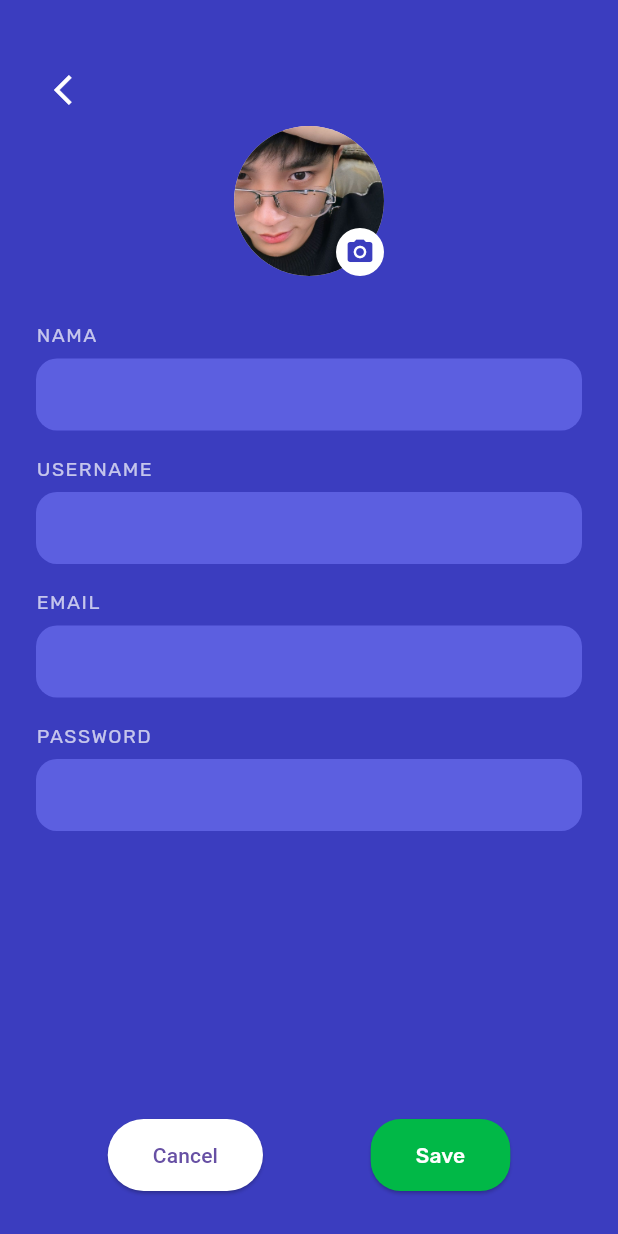
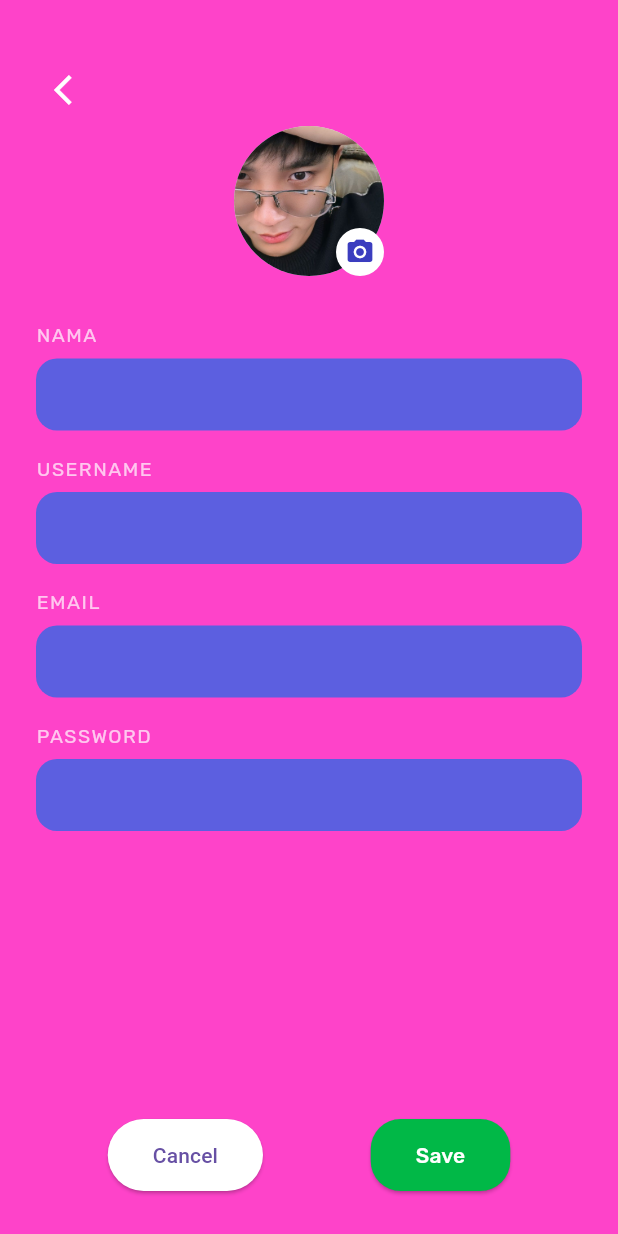
Before and after one commit to dazeeL/PocketLog, a Flutter app: the screen it shows after launch, on a phone screen of 412 x 824 dp. Run offline on Flutter 3.47's test engine with Material 3 defaults, Android fonts, the phone set to English and light mode, and no system bars; our stand-ins replace google_fonts, image_picker.

Commit message:
editprofil

```diff
--- a/lib/editprofil_screen.dart
+++ b/lib/editprofil_screen.dart
@@ -77,7 +77,7 @@ class _EditProfilScreenState extends State<EditProfilScreen> {
   @override
   Widget build(BuildContext context) {
     return Scaffold(
-      backgroundColor: const Color(0xFF3B3DBF),
+      backgroundColor: const Color.fromARGB(255, 254, 67, 201),
       body: SafeArea(
         child: Stack(
           children: [
--- a/lib/halaman_utama.dart
+++ b/lib/halaman_utama.dart
@@ -49,7 +49,7 @@ class HalamanUtama extends StatelessWidget {
               MaterialPageRoute(builder: (context) => const HalamanGrafik()));
           } else if (index == 2) {
             Navigator.push(context,
-              MaterialPageRoute(builder: (context) => const HalamanProfil()));
+              MaterialPageRoute(builder: (context) => const ProfilScreen()));
           }
         },
       ),
```
